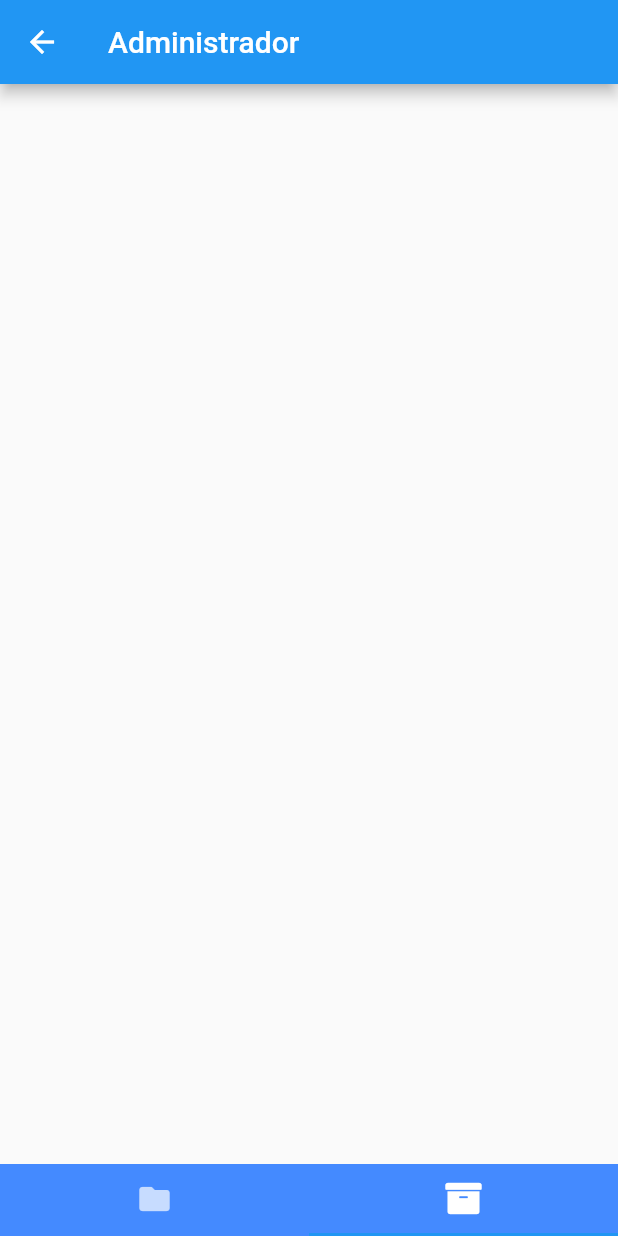
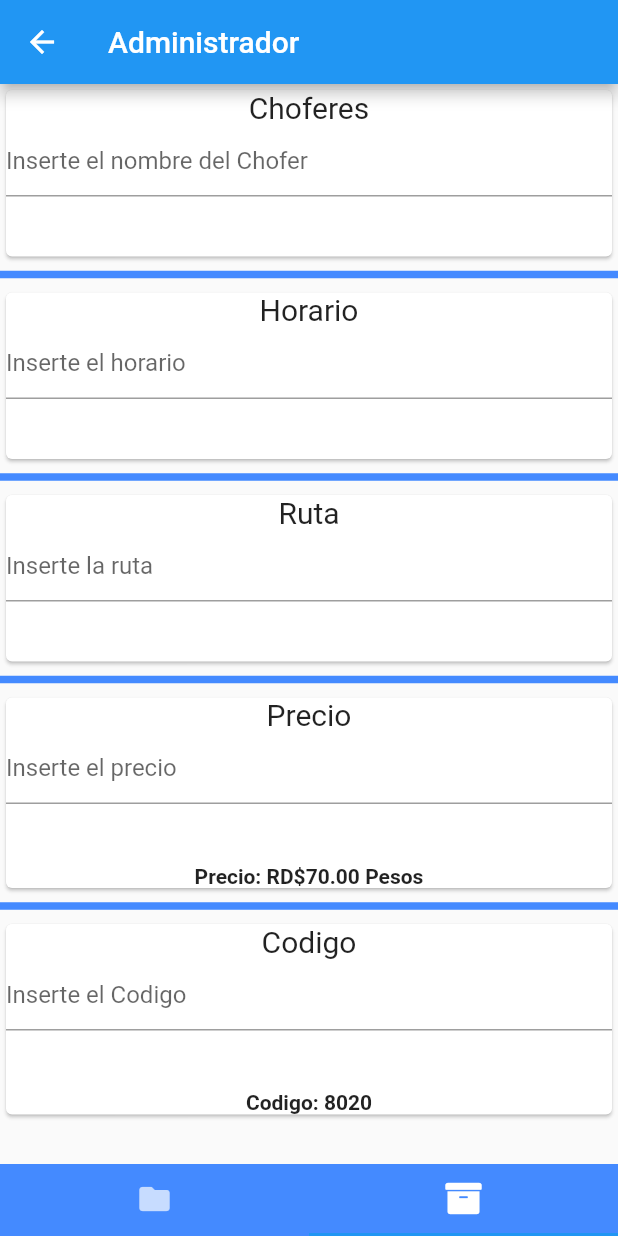
Before and after one commit to Blackhole111/TickestFast, a Flutter app: the administrador screen opened directly, tab 2 chosen, on a phone screen of 412 x 824 dp. Run offline on Flutter 3.47's test engine with Material 2 defaults, Android fonts, the phone set to English and light mode, and no system bars; our stand-ins replace firebase_auth, firebase_core, font_awesome_flutter; missing offline and left inert: ticket_pass_package; accounts and stored records are empty; network calls fail.

```diff
--- a/lib/main.dart
+++ b/lib/main.dart
@@ -1,8 +1,11 @@
+import 'package:firebase_auth/firebase_auth.dart';
 import 'package:flutter/material.dart';
 import 'package:font_awesome_flutter/font_awesome_flutter.dart';
 import 'package:ticket_pass_package/dash_separator.dart';
 import 'package:ticket_pass_package/ticket_pass.dart';
 import 'package:intl/intl.dart';
+import 'package:firebase_core/firebase_core.dart';
+
 
 void main() {
   runApp(new MaterialApp(
@@ -16,6 +19,7 @@ class MyApp extends StatelessWidget {
 
   final TextEditingController controller = new TextEditingController();
   final TextEditingController controller1 = new TextEditingController();
+  final FirebaseAuth _auth = FirebaseAuth.instance;
 
   @override
   Widget build(BuildContext context) {
@@ -23,7 +27,7 @@ class MyApp extends StatelessWidget {
       body: new Container(
         color: Colors.cyanAccent,
         padding: const EdgeInsets.only(top: 40.0),
-        child: new Column(
+        child: new ListView(
           children: <Widget>[
             new Row(
               children: <Widget>[
@@ -47,6 +51,7 @@ class MyApp extends StatelessWidget {
             ),
             new Text(
               "Login\n",
+              textAlign: TextAlign.center,
               style: TextStyle(
                   fontSize: 20.0,
                   fontWeight: FontWeight.bold,
@@ -59,33 +64,35 @@ class MyApp extends StatelessWidget {
                 child: new Column(
                   children: <Widget>[
                     new TextField(
-                      decoration: new InputDecoration(labelText: "Usuario", icon: Icon(Icons.account_circle)),
-                      onChanged: (String valor) {user = valor;},
+                      decoration: new InputDecoration(
+                          labelText: "Usuario",
+                          icon: Icon(Icons.account_circle)),
+                      onChanged: (String valor) {
+                        user = valor;
+                      },
                       controller: controller,
                     ),
                     new TextField(
-                      decoration: new InputDecoration(labelText: "Contraseña", icon: Icon(Icons.lock)),
-                      onChanged: (String valor) {contrasena = valor;},
+                      decoration: new InputDecoration(
+                          labelText: "Contraseña", icon: Icon(Icons.lock)),
+                      onChanged: (String valor) {
+                        contrasena = valor;
+                      },
                       obscureText: true,
                       controller: controller1,
                     ),
                     const SizedBox(height: 30),
                     new RaisedButton(
                       onPressed: () {
-                        if(user=="admin" && contrasena=="1234"){
+                        if (user == 'admin' && contrasena == '1234'){
                           Navigator.push(
                           context,
                           new MaterialPageRoute(
                               builder: (context) => new administrador()));
                         }
                         else{
-                          Navigator.push(
-                            context,
-                            new MaterialPageRoute(
-                                builder: (context) => new usuario()));
+                          login(context);
                         }
-                        controller.text = "";
-                        controller1.text = "";
                       },
                       textColor: Colors.white,
                       padding: const EdgeInsets.only(top: 20.0),
@@ -108,29 +115,9 @@ class MyApp extends StatelessWidget {
                 ),
               ),
             ),
-            new Text("\n Entra con:"),
             new Container(
               child: new Column(
                 children: <Widget>[
-                  new Center(
-                    child: new Row(
-                      mainAxisAlignment: MainAxisAlignment.center,
-                      children: <Widget>[
-                        new IconButton(
-                          icon: new Icon(
-                            FontAwesomeIcons.google,
-                          ),
-                          color: Colors.redAccent,
-                          onPressed: () {},
-                        ),
-                        new IconButton(
-                          icon: new Icon(FontAwesomeIcons.facebook),
-                          color: Colors.blueAccent,
-                          onPressed: () {},
-                        ),
-                      ],
-                    ),
-                  ),
                   new Padding(
                     padding: const EdgeInsets.only(top: 20.0),
                   ),
@@ -151,9 +138,44 @@ class MyApp extends StatelessWidget {
       ),
     );
   }
+
+  login(BuildContext context) async {
+    FirebaseUser user;
+    try {
+      user = (await _auth.signInWithEmailAndPassword(
+          email: controller.text, password: controller1.text)).user;
+    } catch (e) {
+      print(e.toString());
+    } finally {
+      if (user != null) {
+        // sign in successful!
+        Navigator.push(
+                          context,
+                          new MaterialPageRoute(
+                              builder: (context) => new usuario()));
+      } else {
+        // sign in unsuccessful
+        print('sign in Not');
+        // ex: prompt the user to try again
+      }
+
+
+    contrasena = "";
+    controller.text = "";
+    controller1.text = "";
+  }
+  }
 }
 
 class registro extends StatelessWidget {
+  final _nameController = TextEditingController();
+  final _correoController = TextEditingController();
+  final _passController = TextEditingController();
+  final _cpassController = TextEditingController();
+  final _codController = TextEditingController();
+
+  final FirebaseAuth _auth =FirebaseAuth.instance;
+
   @override
   Widget build(BuildContext context) {
     return new Scaffold(
@@ -161,61 +183,49 @@ class registro extends StatelessWidget {
         title: new Text("Registro"),
         backgroundColor: Colors.blueAccent,
       ),
-      body: new Container(
-        child: new Column(
+      body: ListView(
           children: <Widget>[
-            new Text(
-              "\nRegistrece ",
-              style: TextStyle(fontSize: 20.0),
+            TextField(
+              decoration: InputDecoration(hintText: "Nombre Completo"),
+              controller: _nameController,
             ),
-            new TextField(
-              decoration: new InputDecoration(labelText: "Nombre Completo"),
+            TextField(
+              decoration: InputDecoration(hintText: "Correo Electronico"),
+              controller: _correoController,
             ),
-            new TextField(
-              decoration: new InputDecoration(labelText: "Usuario"),
+            TextField(
+              decoration: InputDecoration(hintText: "Contraseña"),
+              controller: _passController,
             ),
-            new TextField(
-              decoration: new InputDecoration(labelText: "Contraseña"),
+            TextField(
+              decoration: InputDecoration(hintText: "Repetir Contraseña"),
+              controller: _cpassController,
             ),
-            new Text(
-              "\nO con Redes Sociales",
-              style: TextStyle(fontSize: 20.0),
+            TextField(
+              decoration: InputDecoration(hintText: "Codigo del administrador"),
+              controller: _codController,
             ),
-            new Container(
-              child: new Row(
-                mainAxisAlignment: MainAxisAlignment.center,
-                children: <Widget>[
-                  new IconButton(
-                    icon: new Icon(
-                      FontAwesomeIcons.google,
-                    ),
-                    color: Colors.redAccent,
-                    onPressed: () {},
-                  ),
-                  new IconButton(
-                    icon: new Icon(FontAwesomeIcons.facebook),
-                    color: Colors.blueAccent,
-                    onPressed: () {},
-                  ),
+            RaisedButton(
+              onPressed: () {register();},
+              child: Text("Registrarse"),
+            )
           ],
         ),
-            ),
-            new Text(
-              "\nImportante: ",
-              style: TextStyle(fontSize: 20.0),
-            ),
-            new TextField(
-              decoration:
-                  new InputDecoration(labelText: "Codigo del Administrador"),
-            ),
-          ],
-        ),
-      ),
-      floatingActionButton: FloatingActionButton(
-        child: new Icon(FontAwesomeIcons.plus),
-        onPressed: () {},
-      ),
     );
+  }
+  register() async {
+    if(true){
+      final FirebaseUser user = (await _auth.createUserWithEmailAndPassword(
+      email: _correoController.text,
+      password: _passController.text,
+    )).user;
+    /*if (user != null) {
+      print("Se realizo perfectamente");
+    } else {
+      print("Vuelva a intentarlo");
+    }*/
+
+    }
   }
 }
 
@@ -550,7 +560,7 @@ class _registroTicketState extends State<registroTicket> {
   @override
   Widget build(BuildContext context) {
     return new Container(
-      child: Column(
+      child: ListView(
         children: <Widget>[
           ListTile(
             title: Text("Chofer:"),
@@ -616,9 +626,13 @@ class _registroTicketState extends State<registroTicket> {
           ),
           Text(
             "Tickets Guardados",
+            textAlign: TextAlign.center,
             style: TextStyle(fontSize: 20.0),
           ),
-          Text("Para borrar un horario pulse"),
+          Text(
+            "Para borrar un horario pulse",
+            textAlign: TextAlign.center,
+          ),
           Column(
             children: listaitem(),
           ),
@@ -656,6 +670,130 @@ class detalles extends StatefulWidget {
 class _detallesState extends State<detalles> {
   @override
   Widget build(BuildContext context) {
-    return new Container();
+    return new Container(
+      child: ListView(
+        children: <Widget>[
+          Card(
+            child: Column(
+              children: <Widget>[
+                Text(
+                  "Choferes",
+                  textAlign: TextAlign.center,
+                  style: TextStyle(fontSize: 20.0),
+                ),
+                TextField(
+                  decoration:
+                      InputDecoration(hintText: "Inserte el nombre del Chofer"),
+                ),
+                Padding(
+                  padding: EdgeInsets.only(top: 40.0),
+                ),
+                Column(
+                  children: <Widget>[],
+                )
+              ],
+            ),
+          ),
+          Divider(
+            color: Colors.blueAccent,
+            thickness: 5.0,
+          ),
+          Card(
+            child: Column(
+              children: <Widget>[
+                Text(
+                  "Horario",
+                  textAlign: TextAlign.center,
+                  style: TextStyle(fontSize: 20.0),
+                ),
+                TextField(
+                  decoration: InputDecoration(hintText: "Inserte el horario"),
+                ),
+                Padding(
+                  padding: EdgeInsets.only(top: 40.0),
+                ),
+                Column(
+                  children: <Widget>[],
+                )
+              ],
+            ),
+          ),
+          Divider(
+            color: Colors.blueAccent,
+            thickness: 5.0,
+          ),
+          Card(
+            child: Column(
+              children: <Widget>[
+                Text(
+                  "Ruta",
+                  textAlign: TextAlign.center,
+                  style: TextStyle(fontSize: 20.0),
+                ),
+                TextField(
+                  decoration: InputDecoration(hintText: "Inserte la ruta"),
+                ),
+                Padding(
+                  padding: EdgeInsets.only(top: 40.0),
+                ),
+                Column(
+                  children: <Widget>[],
+                )
+              ],
+            ),
+          ),
+          Divider(
+            color: Colors.blueAccent,
+            thickness: 5.0,
+          ),
+          Card(
+            child: Column(
+              children: <Widget>[
+                Text(
+                  "Precio",
+                  textAlign: TextAlign.center,
+                  style: TextStyle(fontSize: 20.0),
+                ),
+                TextField(
+                  decoration: InputDecoration(hintText: "Inserte el precio"),
+                ),
+                Padding(
+                  padding: EdgeInsets.only(top: 40.0),
+                ),
+                Text(
+                  "Precio: RD\$70.00 Pesos",
+                  style: TextStyle(fontWeight: FontWeight.bold),
+                ),
+              ],
+            ),
+          ),
+          Divider(
+            color: Colors.blueAccent,
+            thickness: 5.0,
+          ),
+          Card(
+            child: Column(
+              children: <Widget>[
+                Text(
+                  "Codigo",
+                  textAlign: TextAlign.center,
+                  style: TextStyle(fontSize: 20.0),
+                ),
+                TextField(
+                  decoration: InputDecoration(hintText: "Inserte el Codigo"),
+                ),
+                Padding(
+                  padding: EdgeInsets.only(top: 40.0),
+                ),
+                Text(
+                  "Codigo: 8020",
+                  style: TextStyle(fontWeight: FontWeight.bold),
+                ),
+              ],
+            ),
+          )
+        ],
+      ),
+    );
   }
 }
--- a/pubspec.yaml
+++ b/pubspec.yaml
@@ -22,6 +22,10 @@ dependencies:
   font_awesome_flutter: 8.5.0
   ticket_pass_package: ^0.1.0
   intl: ^0.16.0
+  firebase_auth: ^0.14.0+5
+  firebase_core: ^0.4.0+9
+
+
 
 
 
```
Also changed, not shown: pubspec.lock, 5 other files. Lines whose indentation alone changed are shown as unchanged.
